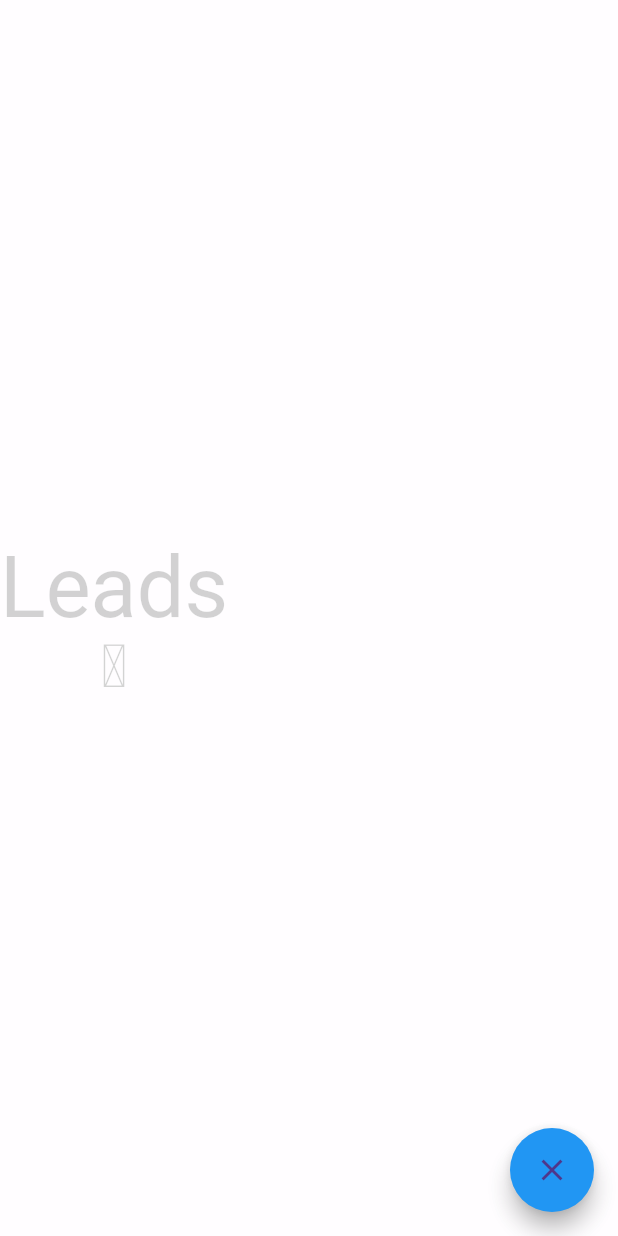
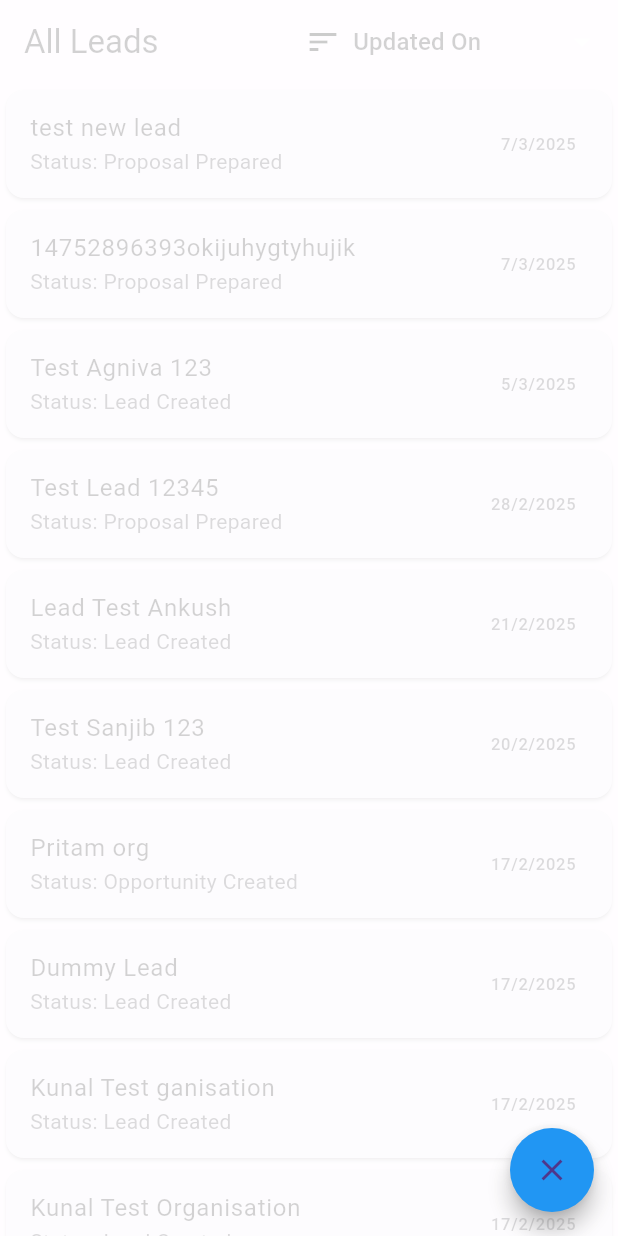
Before and after one commit to RomanticNihilist/Sales_CRM, a Flutter app: the LeadScreen screen opened directly, after a tap on the "add" icon, on a phone screen of 412 x 824 dp. Run offline on Flutter 3.47's test engine with Material 3 defaults, Android fonts, the phone set to English and light mode, and no system bars; drawn by our look-alikes of flutter_speed_dial; our stand-ins replace flutter_secure_storage, get, iconly, syncfusion_flutter_calendar, zoom_tap_animation; missing offline and left inert: chart_package; accounts and stored records are empty.

Commit message:
Implemented the all leads page and sorting component. Created Lead details page, more work needed the details section.

```diff
--- /dev/null
+++ b/lib/Sales_CRM_android/views/leads/controller/lead_controller.dart
@@ -0,0 +1,34 @@
+import 'package:get/get.dart';
+import 'package:sale_crm/data/lead_data/all_lead_data.dart';
+
+import '../../../../data/lead_data/converted_all_lead_data.dart';
+
+class LeadController extends GetxController {
+  var leadsList = <Lead>[].obs;
+  var sortBy = 'updatedOn'.obs;
+
+  @override
+  void onInit() {
+    super.onInit();
+    // Here, you could load your leads data.
+    // For example, if you already have your raw list, parse it into Lead objects.
+    // Example:
+    // leadsList.assignAll(yourRawLeads.map((lead) => Lead.fromJson(lead)).toList());
+    // For demonstration, I'll add dummy data:
+
+    leadsList.assignAll(allLeadData.map((lead) => Lead.fromJson(lead)).toList());
+    sortLeads();
+  }
+
+  /// Sort leads based on the selected attribute.
+  void sortLeads() {
+    if (sortBy.value == 'organisationName') {
+      leadsList.sort((a, b) => a.organisationName.compareTo(b.organisationName));
+    } else if (sortBy.value == 'leadStatus') {
+      leadsList.sort((a, b) => a.leadStatus.compareTo(b.leadStatus));
+    } else if (sortBy.value == 'updatedOn') {
+      // Sort by updated date descending so latest is on top.
+      leadsList.sort((a, b) => b.updatedOn.compareTo(a.updatedOn));
+    }
+  }
+}
--- a/lib/Sales_CRM_android/views/leads/screen/lead_screen.dart
+++ b/lib/Sales_CRM_android/views/leads/screen/lead_screen.dart
@@ -1,27 +1,85 @@
 import 'package:flutter/material.dart';
 import 'package:iconly/iconly.dart';
 import 'package:sale_crm/Sales_CRM_android/common_components/floating_action_button/view/floating_action_button.dart';
+import 'package:get/get.dart';
+import '../controller/lead_controller.dart';
+import '../lead_details/screen/lead_details_screen.dart';
 
-class LeadScreen extends StatelessWidget{
-  const LeadScreen({super.key});
+class LeadScreen extends StatelessWidget {
+  final LeadController leadController = Get.put(LeadController());
+
+  LeadScreen({super.key});
 
   @override
   Widget build(BuildContext context) {
     return Scaffold(
-      body: Column(
-        mainAxisAlignment: MainAxisAlignment.center,
-        children: [
-          Text(
-            "Leads",
-            style: Theme.of(context).textTheme.displayLarge,
-          ),
-          const Icon(
-            IconlyLight.bookmark,
-            size: 40,
-          ),
+      floatingActionButton: FloatingActionButtonComponent(),
+      appBar: AppBar(
+        title: Text("All Leads"),
+        actions: [
+          Obx(() {
+            return Row(
+              children: [
+                Icon(
+                  Icons.sort,
+                  color: Colors.black,
+                ),
+                SizedBox(width: 8),
+                DropdownButton<String>(
+                  value: leadController.sortBy.value,
+                  items: [
+                    DropdownMenuItem(
+                      value: 'updatedOn',
+                      child: Text('Updated On'),
+                    ),
+                    DropdownMenuItem(
+                      value: 'organisationName',
+                      child: Text('Organisation Name'),
+                    ),
+                    DropdownMenuItem(
+                      value: 'leadStatus',
+                      child: Text('Lead Status'),
+                    ),
+                  ],
+                  onChanged: (value) {
+                    if (value != null) {
+                      leadController.sortBy.value = value;
+                      leadController.sortLeads();
+                    }
+                  },
+                  underline: Container(),
+                  icon: Icon(
+                    Icons.arrow_drop_down,
+                    color: Colors.white,
+                  ),
+                  dropdownColor: Colors.blueAccent,
+                ),
+                SizedBox(width: 12),
+              ],
+            );
+          }),
         ],
       ),
-      floatingActionButton: FloatingActionButtonComponent(),
+      body: Obx(() {
+        return ListView.builder(
+          itemCount: leadController.leadsList.length,
+          itemBuilder: (context, index) {
+            final lead = leadController.leadsList[index];
+            return Card(
+              child: ListTile(
+                title: Text(lead.organisationName),
+                subtitle: Text("Status: ${lead.leadStatus}"),
+                trailing: Text(
+                  "${lead.updatedOn.day}/${lead.updatedOn.month}/${lead.updatedOn.year}",
+                ),
+                onTap: () {
+                  Get.to(() => LeadDetailPage(lead: lead));
+                },
+              ),
+            );
+          },
+        );
+      }),
     );
   }
 }
--- a/lib/authentication/auth_utils.dart
+++ b/lib/authentication/auth_utils.dart
@@ -20,7 +20,8 @@ void handleLogin(BuildContext context, GlobalKey<FormState> formKey, TextEditing
     authController.login(usernameController.text, passwordController.text);
   } else {
     Get.snackbar("Error", "Username and Password cannot be empty",
-        snackPosition: SnackPosition.TOP, colorText: Colors.white);
+        snackPosition: SnackPosition.TOP, colorText: Colors.white
+    );
   }
 }
 
--- a/lib/data/lead_data/all_lead_data.dart
+++ b/lib/data/lead_data/all_lead_data.dart
@@ -26,7 +26,7 @@ const List<Map<String, dynamic>> allLeadData = [
     "organisationName": "Test Agniva 123",
     "email": "n/a",
     "orgContactNo": "n/a",
-    "noOfEmployees": null,
+    "noOfEmployees": 9876543210,
     "sector": "n/a",
     "leadStatus": "Lead Created",
     "salesManager": "Agniva Bhattacharjee",
@@ -37,18 +37,18 @@ const List<Map<String, dynamic>> allLeadData = [
     "organisationName": "Base App access test",
     "email": "sanjib.dolai@keross.com",
     "orgContactNo": "+914574648976",
-    "noOfEmployees": null,
+    "noOfEmployees": 9876543210,
     "sector": "n/a",
     "leadStatus": "Opportunity Created",
     "salesManager": "n/a",
-    "updatedOn": null
+    "updatedOn": "2025-02-07T10:40:00.596Z"
   },
   {
     "leadIdentifier": "f9e61be6-a9f9-4fdb-9cf2-a11be446c76b",
     "organisationName": "Test Lead 12345",
     "email": "n/a",
     "orgContactNo": "n/a",
-    "noOfEmployees": null,
+    "noOfEmployees": 9876543210,
     "sector": "n/a",
     "leadStatus": "Proposal Prepared",
     "salesManager": "Madhurima Dey",
@@ -59,7 +59,7 @@ const List<Map<String, dynamic>> allLeadData = [
     "organisationName": "Lead Test Ankush",
     "email": "n/a",
     "orgContactNo": "n/a",
-    "noOfEmployees": null,
+    "noOfEmployees": 9876543210,
     "sector": "n/a",
     "leadStatus": "Lead Created",
     "salesManager": "n/a",
@@ -70,7 +70,7 @@ const List<Map<String, dynamic>> allLeadData = [
     "organisationName": "Test Sanjib 123",
     "email": "n/a",
     "orgContactNo": "n/a",
-    "noOfEmployees": null,
+    "noOfEmployees": 9876543210,
     "sector": "n/a",
     "leadStatus": "Lead Created",
     "salesManager": "n/a",
@@ -81,22 +81,22 @@ const List<Map<String, dynamic>> allLeadData = [
     "organisationName": "Sales CRM",
     "email": "anushri.dutta@keross.com",
     "orgContactNo": "09748067183",
-    "noOfEmployees": null,
+    "noOfEmployees": 9876543210,
     "sector": "n/a",
     "leadStatus": "Lead Created",
     "salesManager": "n/a",
-    "updatedOn": null
+    "updatedOn": "2025-02-07T10:40:00.596Z"
   },
   {
     "leadIdentifier": "1ce2b25f-2d68-4dc7-8552-16cee17f037f",
     "organisationName": "Sales CRM",
     "email": "anushri.dutta@keross.com",
     "orgContactNo": "09748067183",
-    "noOfEmployees": null,
+    "noOfEmployees": 9876543210,
     "sector": "n/a",
     "leadStatus": "Lead Created",
     "salesManager": "n/a",
-    "updatedOn": null
+    "updatedOn": "2025-02-07T10:40:00.596Z"
   },
   {
     "leadIdentifier": "fe028589-46e5-47db-a80d-bdb15201bab1",
@@ -114,7 +114,7 @@ const List<Map<String, dynamic>> allLeadData = [
     "organisationName": "Kunal Test ganisation",
     "email": "n/a",
     "orgContactNo": "n/a",
-    "noOfEmployees": null,
+    "noOfEmployees": 9876543210,
     "sector": "n/a",
     "leadStatus": "Lead Created",
     "salesManager": "Ankita Saha",
@@ -125,7 +125,7 @@ const List<Map<String, dynamic>> allLeadData = [
     "organisationName": "Kunal Test Organisation",
     "email": "n/a",
     "orgContactNo": "n/a",
-    "noOfEmployees": null,
+    "noOfEmployees": 9876543210,
     "sector": "n/a",
     "leadStatus": "Lead Created",
     "salesManager": "Ankita Saha",
@@ -136,7 +136,7 @@ const List<Map<String, dynamic>> allLeadData = [
     "organisationName": "Kunal Test",
     "email": "n/a",
     "orgContactNo": "n/a",
-    "noOfEmployees": null,
+    "noOfEmployees": 9876543210,
     "sector": "n/a",
     "leadStatus": "Lead Created",
     "salesManager": "Ankita Saha",
@@ -147,29 +147,29 @@ const List<Map<String, dynamic>> allLeadData = [
     "organisationName": "Tender Management 1",
     "email": "sagnik.das@keross.com",
     "orgContactNo": "+917595894620",
-    "noOfEmployees": null,
+    "noOfEmployees": 9876543210,
     "sector": "n/a",
     "leadStatus": "Proposal Prepared",
     "salesManager": "n/a",
-    "updatedOn": null
+    "updatedOn": "2025-02-07T10:40:00.596Z"
   },
   {
     "leadIdentifier": "82c56a59-47eb-458a-a60f-ae61c9d45e25",
     "organisationName": "Deos",
     "email": "abhishek.ray@keross.com",
     "orgContactNo": "+916515616516",
-    "noOfEmployees": null,
+    "noOfEmployees": 9876543210,
     "sector": "n/a",
     "leadStatus": "Proposal Prepared",
     "salesManager": "n/a",
-    "updatedOn": null
+    "updatedOn": "2025-02-07T10:40:00.596Z"
   },
   {
     "leadIdentifier": "63470d51-5e8d-45f8-906e-7b284aac5608",
     "organisationName": "Pritam org",
     "email": "n/a",
     "orgContactNo": "n/a",
-    "noOfEmployees": null,
+    "noOfEmployees": 9876543210,
     "sector": "n/a",
     "leadStatus": "Opportunity Created",
     "salesManager": "n/a",
@@ -180,7 +180,7 @@ const List<Map<String, dynamic>> allLeadData = [
     "organisationName": "Soham Co 2",
     "email": "n/a",
     "orgContactNo": "n/a",
-    "noOfEmployees": null,
+    "noOfEmployees": 9876543210,
     "sector": "n/a",
     "leadStatus": "Lead Created",
     "salesManager": "Ankita Saha",
@@ -191,7 +191,7 @@ const List<Map<String, dynamic>> allLeadData = [
     "organisationName": "Sales CRM_feb",
     "email": "anushri.dutta@keross.com",
     "orgContactNo": "09748067183",
-    "noOfEmployees": null,
+    "noOfEmployees": 9876543210,
     "sector": "technology",
     "leadStatus": "Opportunity Created",
     "salesManager": "n/a",
@@ -202,21 +202,21 @@ const List<Map<String, dynamic>> allLeadData = [
     "organisationName": "Test XYZ",
     "email": "sanjib.dolai@keross.com",
     "orgContactNo": "+918116809642",
-    "noOfEmployees": null,
+    "noOfEmployees": 9876543210,
     "sector": "n/a",
     "leadStatus": "Proposal Prepared",
     "salesManager": "n/a",
-    "updatedOn": null
+    "updatedOn": "2025-02-07T10:40:00.596Z"
   },
   {
     "leadIdentifier": "2a30daac-e233-49a8-ae3b-ee4d84138e3c",
     "organisationName": "Test Company",
     "email": "sanjib.dolai@keross.com",
     "orgContactNo": "+918116809642",
-    "noOfEmployees": null,
+    "noOfEmployees": 9876543210,
     "sector": "n/a",
     "leadStatus": "Lead Created",
     "salesManager": "n/a",
-    "updatedOn": null
+    "updatedOn": "2025-02-07T10:40:00.596Z"
   },
 ];
```
Also changed, not shown: lib/Sales_CRM_android/views/leads/lead_details/screen/lead_details_screen.dart (added, +92 -0 lines).
